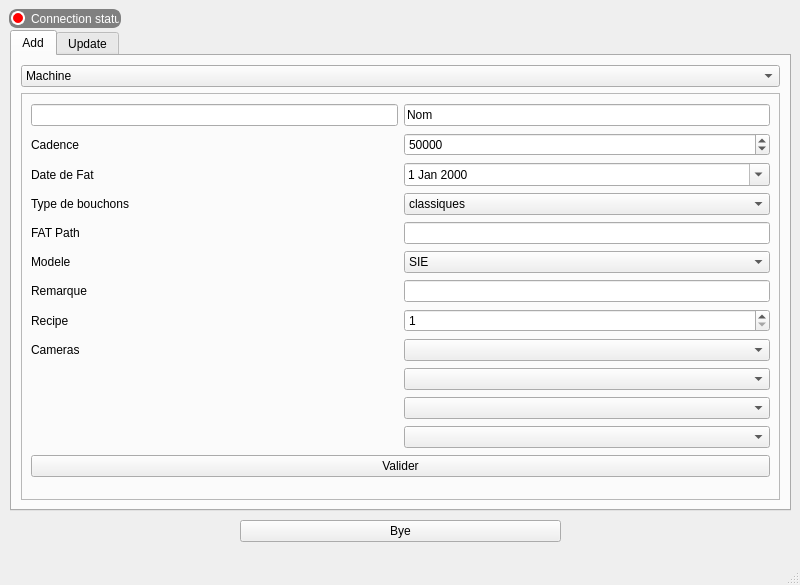
First picture: the form in mainwindow.ui, repository MaximeAeva/BDDInterface, before the edit.
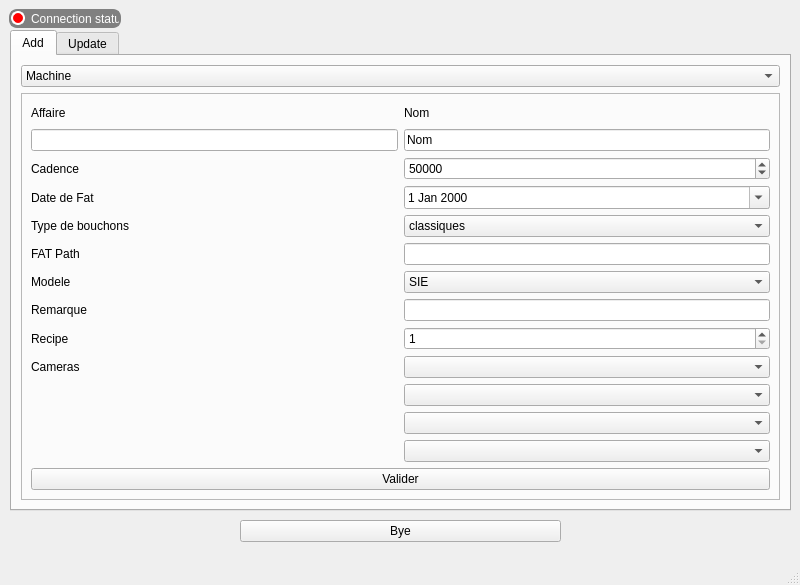
Second picture: the form after the edit. The open tabs and pages were chosen to show the change.

Commit message: Clear & comment

```diff
--- a/mainwindow.ui
+++ b/mainwindow.ui
@@ -424,6 +424,20 @@
             </property>
            </widget>
           </item>
+          <item row="0" column="0">
+           <widget class="QLabel" name="label_9">
+            <property name="text">
+             <string>Affaire</string>
+            </property>
+           </widget>
+          </item>
+          <item row="0" column="1">
+           <widget class="QLabel" name="label_22">
+            <property name="text">
+             <string>Nom</string>
+            </property>
+           </widget>
+          </item>
          </layout>
         </widget>
         <widget class="QWidget" name="Probleme">
```
Left out of the diff: 2 changed lines with no effect on the pictures. The commit also changes 2 other files.
